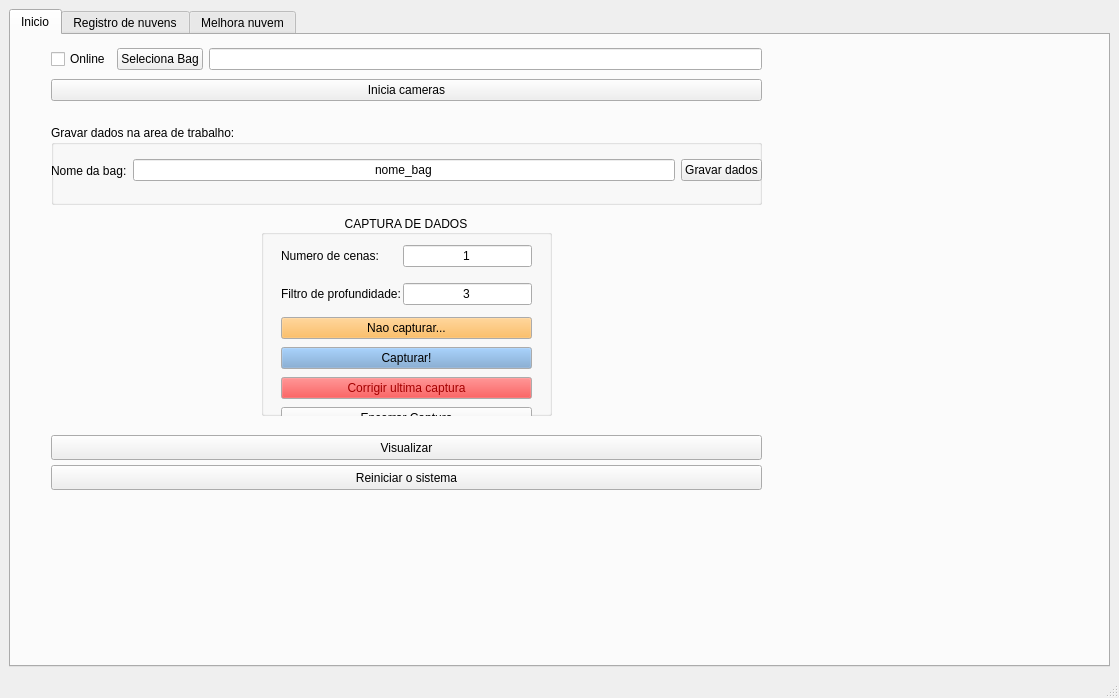
First picture: the form in handset_gui/ui/main_window.ui, repository viniciusvidal2/Cameras_GRIn, before the edit.
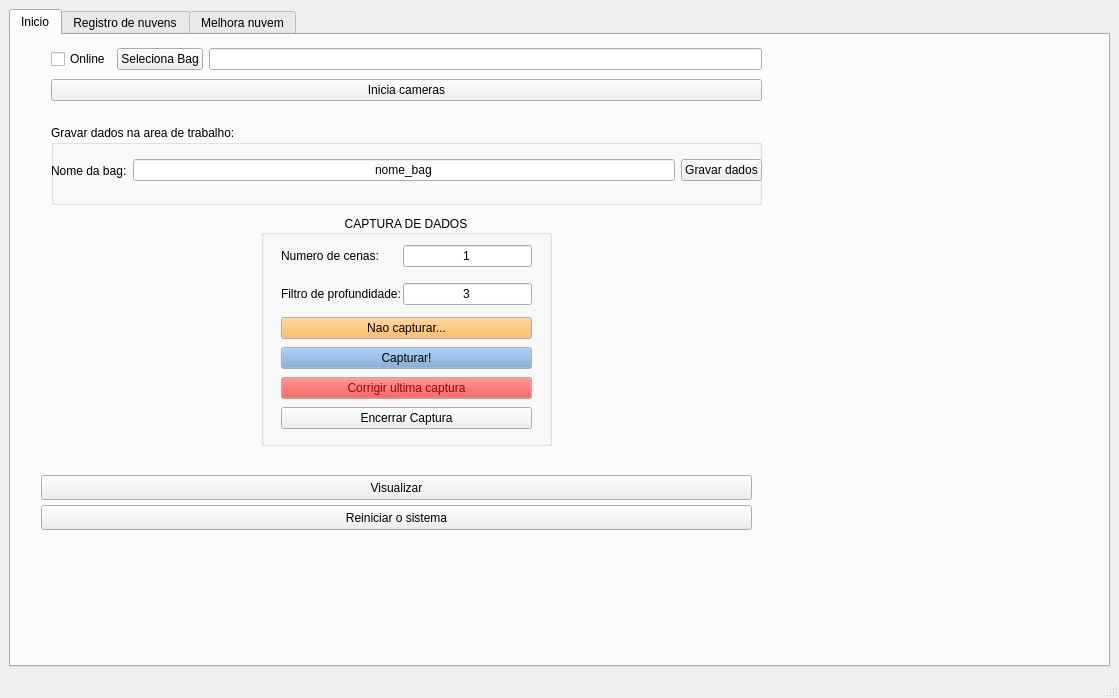
Second picture: the form after the edit. Icons and pictures are not drawn.

```diff
--- a/handset_gui/ui/main_window.ui
+++ b/handset_gui/ui/main_window.ui
@@ -83,7 +83,7 @@
           <x>250</x>
           <y>180</y>
           <width>291</width>
-          <height>201</height>
+          <height>231</height>
          </rect>
         </property>
         <property name="title">
@@ -416,8 +416,8 @@
        <widget class="QPushButton" name="pushButton_visualizar">
         <property name="geometry">
          <rect>
-          <x>40</x>
-          <y>400</y>
+          <x>30</x>
+          <y>440</y>
           <width>711</width>
           <height>25</height>
          </rect>
@@ -429,8 +429,8 @@
        <widget class="QPushButton" name="pushButton_reiniciar">
         <property name="geometry">
          <rect>
-          <x>40</x>
-          <y>430</y>
+          <x>30</x>
+          <y>470</y>
           <width>711</width>
           <height>25</height>
          </rect>
```
